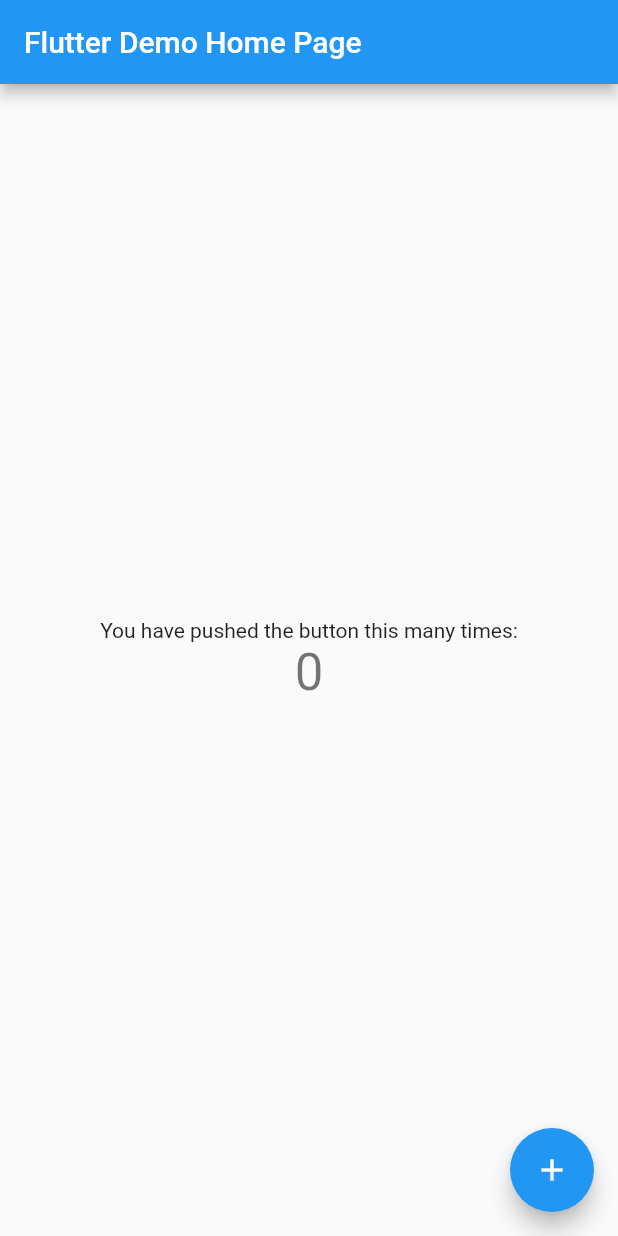
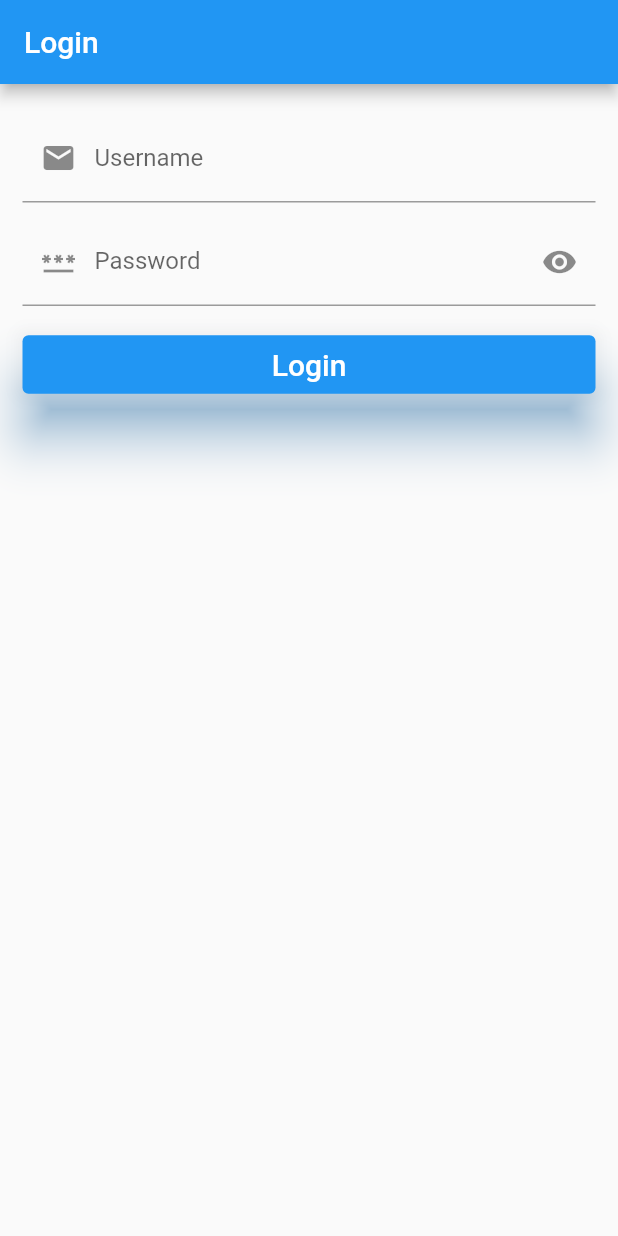
Before and after one commit to partho-debnath/flutter-django-crud-authentication, a Flutter app: the screen it shows after launch, on a phone screen of 412 x 824 dp. Run offline on Flutter 3.47's test engine with Material 2 defaults, Android fonts, the phone set to English and light mode, and no system bars.

Commit message:
added login option and conncet to django backend

```diff
--- a/fluttercrud/lib/main.dart
+++ b/fluttercrud/lib/main.dart
@@ -1,4 +1,9 @@
 import 'package:flutter/material.dart';
+import 'package:provider/provider.dart';
+
+import './providers/user_provider.dart';
+
+import './screens/login_screen.dart';
 
 void main() {
   runApp(const MyApp());
@@ -7,109 +12,14 @@
 class MyApp extends StatelessWidget {
   const MyApp({super.key});
 
-  // This widget is the root of your application.
   @override
   Widget build(BuildContext context) {
-    return MaterialApp(
-      title: 'Flutter Demo',
-      theme: ThemeData(
-        // This is the theme of your application.
-        //
-        // Try running your application with "flutter run". You'll see the
-        // application has a blue toolbar. Then, without quitting the app, try
-        // changing the primarySwatch below to Colors.green and then invoke
-        // "hot reload" (press "r" in the console where you ran "flutter run",
-        // or simply save your changes to "hot reload" in a Flutter IDE).
-        // Notice that the counter didn't reset back to zero; the application
-        // is not restarted.
-        primarySwatch: Colors.blue,
+    return ChangeNotifierProvider(
+      create: (context) => UserProvider(),
+      child: const MaterialApp(
+        title: 'Django-Flutter',
+        home: LoginScreen(),
       ),
-      home: const MyHomePage(title: 'Flutter Demo Home Page'),
     );
   }
 }
-
-class MyHomePage extends StatefulWidget {
-  const MyHomePage({super.key, required this.title});
-
-  // This widget is the home page of your application. It is stateful, meaning
-  // that it has a State object (defined below) that contains fields that affect
-  // how it looks.
-
-  // This class is the configuration for the state. It holds the values (in this
-  // case the title) provided by the parent (in this case the App widget) and
-  // used by the build method of the State. Fields in a Widget subclass are
-  // always marked "final".
-
-  final String title;
-
-  @override
-  State<MyHomePage> createState() => _MyHomePageState();
-}
-
-class _MyHomePageState extends State<MyHomePage> {
-  int _counter = 0;
-
-  void _incrementCounter() {
-    setState(() {
-      // This call to setState tells the Flutter framework that something has
-      // changed in this State, which causes it to rerun the build method below
-      // so that the display can reflect the updated values. If we changed
-      // _counter without calling setState(), then the build method would not be
-      // called again, and so nothing would appear to happen.
-      _counter++;
-    });
-  }
-
-  @override
-  Widget build(BuildContext context) {
-    // This method is rerun every time setState is called, for instance as done
-    // by the _incrementCounter method above.
-    //
-    // The Flutter framework has been optimized to make rerunning build methods
-    // fast, so that you can just rebuild anything that needs updating rather
-    // than having to individually change instances of widgets.
-    return Scaffold(
-      appBar: AppBar(
-        // Here we take the value from the MyHomePage object that was created by
-        // the App.build method, and use it to set our appbar title.
-        title: Text(widget.title),
-      ),
-      body: Center(
-        // Center is a layout widget. It takes a single child and positions it
-        // in the middle of the parent.
-        child: Column(
-          // Column is also a layout widget. It takes a list of children and
-          // arranges them vertically. By default, it sizes itself to fit its
-          // children horizontally, and tries to be as tall as its parent.
-          //
-          // Invoke "debug painting" (press "p" in the console, choose the
-          // "Toggle Debug Paint" action from the Flutter Inspector in Android
-          // Studio, or the "Toggle Debug Paint" command in Visual Studio Code)
-          // to see the wireframe for each widget.
-          //
-          // Column has various properties to control how it sizes itself and
-          // how it positions its children. Here we use mainAxisAlignment to
-          // center the children vertically; the main axis here is the vertical
-          // axis because Columns are vertical (the cross axis would be
-          // horizontal).
-          mainAxisAlignment: MainAxisAlignment.center,
-          children: <Widget>[
-            const Text(
-              'You have pushed the button this many times:',
-            ),
-            Text(
-              '$_counter',
-              style: Theme.of(context).textTheme.headlineMedium,
-            ),
-          ],
-        ),
-      ),
-      floatingActionButton: FloatingActionButton(
-        onPressed: _incrementCounter,
-        tooltip: 'Increment',
-        child: const Icon(Icons.add),
-      ), // This trailing comma makes auto-formatting nicer for build methods.
-    );
-  }
-}
--- /dev/null
+++ b/fluttercrud/lib/providers/user_provider.dart
@@ -0,0 +1,43 @@
+import 'dart:convert';
+
+import 'package:flutter/foundation.dart';
+import 'package:http/http.dart' as http;
+
+class UserProvider with ChangeNotifier {
+  static const String domain = 'http://10.0.2.2:8000/api-token-auth/';
+
+  String? email;
+  String? token;
+
+  Future<String?> loginUser(String email, String password) async {
+    Map<String, String> user = {'username': email, 'password': password};
+
+    try {
+      var url = Uri.parse(domain);
+      final response = await http.post(
+        url,
+        headers: <String, String>{
+          'Content-Type': 'application/json; charset=UTF-8',
+        },
+        body: json.encode(user),
+      );
+
+      Map<String, dynamic> responseBody = json.decode(response.body);
+
+      if (responseBody.containsKey('token') == true) {
+        /// store the user emain & token ID, when the user login successfully
+        this.email = email;
+        token = responseBody['token'];
+      } else {
+        ///  Return error, when the user provide wrong email and password
+        return 'Email or password is incorrect.';
+      }
+    } catch (error) {
+      /// throw ERROR, when any errors occurs.
+      throw error.toString();
+    }
+
+    ///  Return null, when the user login successfully
+    return null;
+  }
+}
--- /dev/null
+++ b/fluttercrud/lib/screens/login_screen.dart
@@ -0,0 +1,144 @@
+import 'package:flutter/material.dart';
+import 'package:provider/provider.dart';
+
+import '../providers/user_provider.dart';
+
+class LoginScreen extends StatefulWidget {
+  static const String routeName = '/login-screen';
+  const LoginScreen({super.key});
+
+  @override
+  State<LoginScreen> createState() => _LoginScreenState();
+}
+
+class _LoginScreenState extends State<LoginScreen> {
+  GlobalKey<FormState> _form = GlobalKey<FormState>();
+  bool _password_visibility_off = true;
+  String? _username;
+  String? _password;
+  String? _error_message;
+
+  bool _isValid() {
+    if (_form.currentState!.validate() == false) {
+      return false;
+    }
+    return true;
+  }
+
+  void submitForm() {
+    if (_isValid() == false) {
+      return;
+    }
+
+    _form.currentState!.save();
+
+    UserProvider userProvider =
+        Provider.of<UserProvider>(context, listen: false);
+    var responce =
+        userProvider.loginUser(_username as String, _password as String);
+    responce.then((value) {
+      if (value != null) {
+        setState(() {
+          _error_message = value;
+        });
+      } else {
+        _error_message = null;
+      }
+    });
+  }
+
+  @override
+  Widget build(BuildContext context) {
+    return Scaffold(
+      appBar: AppBar(
+        title: const Text('Login'),
+      ),
+      body: Padding(
+        padding: const EdgeInsets.symmetric(vertical: 20, horizontal: 15),
+        child: Column(
+          children: <Widget>[
+            Form(
+              key: _form,
+              child: Column(
+                children: <Widget>[
+                  TextFormField(
+                    decoration: InputDecoration(
+                      prefixIcon: Icon(Icons.email),
+                      labelText: 'Username',
+                      errorText: _error_message,
+                    ),
+                    keyboardType: TextInputType.emailAddress,
+                    textInputAction: TextInputAction.next,
+                    validator: (value) {
+                      if (value == null || value.isEmpty == true) {
+                        return 'Enter your Username';
+                      }
+                      return null;
+                    },
+                    onSaved: (value) {
+                      _username = value;
+                    },
+                  ),
+                  const SizedBox(height: 10),
+                  TextFormField(
+                    obscureText: _password_visibility_off,
+                    decoration: InputDecoration(
+                      prefixIcon: const Icon(Icons.password),
+                      labelText: 'Password',
+                      suffixIcon: IconButton(
+                        onPressed: () {
+                          setState(() {
+                            _password_visibility_off =
+                                !_password_visibility_off;
+                          });
+                        },
+                        icon: Icon(_password_visibility_off == true
+                            ? Icons.visibility
+                            : Icons.visibility_off),
+                      ),
+                      errorText: _error_message,
+                    ),
+                    keyboardType: TextInputType.text,
+                    textInputAction: TextInputAction.done,
+                    validator: (value) {
+                      if (value == null || value.isEmpty == true) {
+                        return 'Enter your Password';
+                      }
+                      return null;
+                    },
+                    onSaved: (value) {
+                      _password = value;
+                    },
+                    onEditingComplete: () {
+                      _isValid();
+                    },
+                  ),
+                ],
+              ),
+            ),
+            const SizedBox(height: 15),
+            SizedBox(
+              width: MediaQuery.of(context).size.width * 0.93,
+              child: ElevatedButton(
+                style: ElevatedButton.styleFrom(
+                  shadowColor: Colors.blue,
+                  elevation: 15,
+                  padding: const EdgeInsets.symmetric(vertical: 8),
+                ),
+                onPressed: () {
+                  submitForm();
+                },
+                child: const Text(
+                  'Login',
+                  style: TextStyle(
+                    fontSize: 20,
+                  ),
+                ),
+              ),
+            ),
+          ],
+        ),
+      ),
+    );
+  }
+}
--- a/fluttercrud/pubspec.yaml
+++ b/fluttercrud/pubspec.yaml
@@ -35,6 +35,8 @@
   # The following adds the Cupertino Icons font to your application.
   # Use with the CupertinoIcons class for iOS style icons.
   cupertino_icons: ^1.0.2
+  provider: ^6.0.5
+  http: ^0.13.6
 
 dev_dependencies:
   flutter_test:
```
Also changed, not shown: fluttercrud/lib/screens/home_screen.dart (added, +15 -0 lines), fluttercrud/pubspec.lock.
